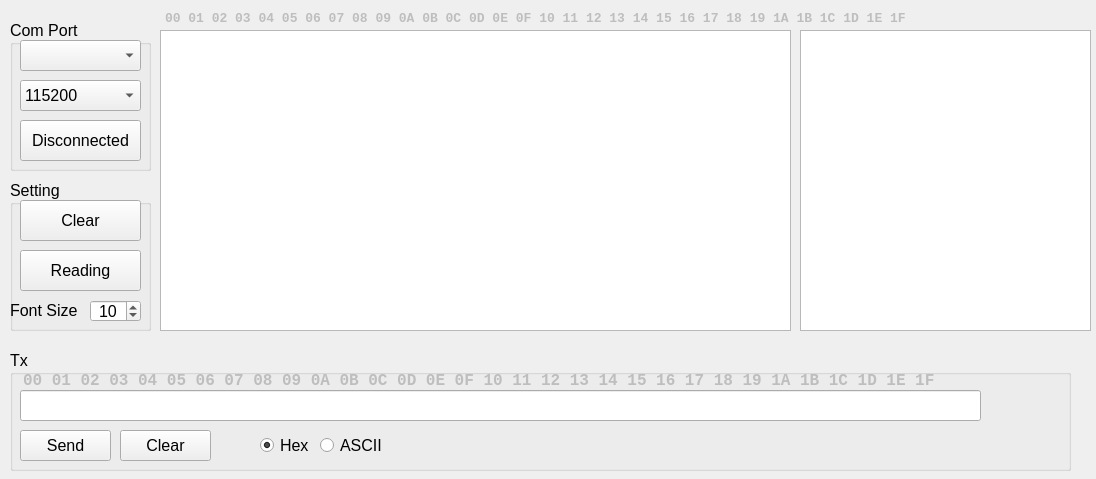
The window that comport.ui (maticchiu/ComPort) describes before a commit, drawn with Qt 5.
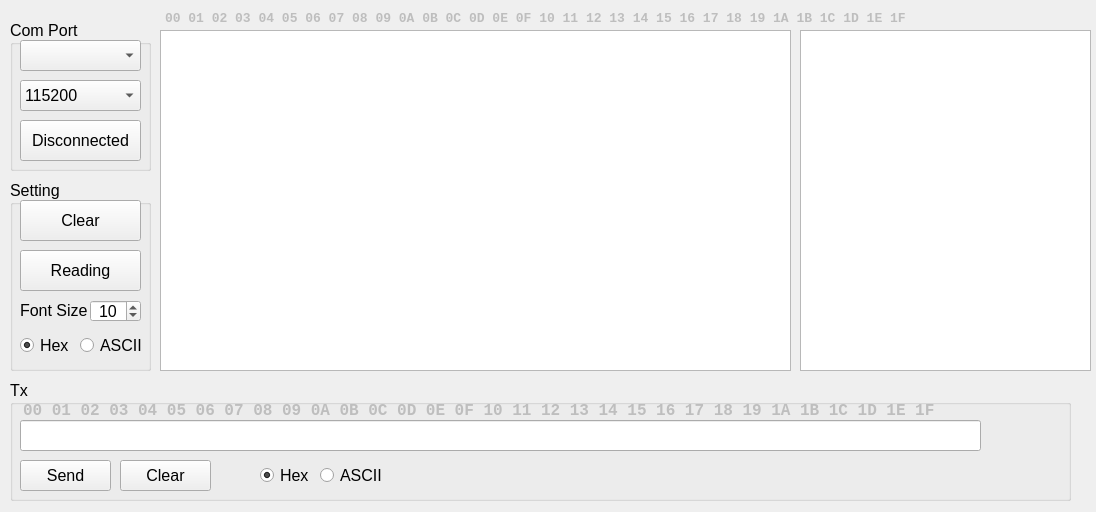
The same window after the commit.

Commit message: comport.ui & comport_main.py & comport_ui.py  - add radio button radioButton_Text_Hex & radioButton_Text_Ascii to exchange TextEdit type

```diff
--- a/comport.ui
+++ b/comport.ui
@@ -7,7 +7,7 @@
     <x>0</x>
     <y>0</y>
     <width>1096</width>
-    <height>479</height>
+    <height>512</height>
    </rect>
   </property>
   <property name="sizePolicy">
@@ -19,7 +19,7 @@
   <property name="minimumSize">
    <size>
     <width>350</width>
-    <height>460</height>
+    <height>512</height>
    </size>
   </property>
   <property name="font">
@@ -119,7 +119,7 @@
      <x>160</x>
      <y>30</y>
      <width>631</width>
-     <height>301</height>
+     <height>341</height>
     </rect>
    </property>
    <property name="sizePolicy">
@@ -152,7 +152,7 @@
      <x>800</x>
      <y>30</y>
      <width>291</width>
-     <height>301</height>
+     <height>341</height>
     </rect>
    </property>
    <property name="font">
@@ -176,7 +176,7 @@
      <x>10</x>
      <y>180</y>
      <width>141</width>
-     <height>151</height>
+     <height>191</height>
     </rect>
    </property>
    <property name="minimumSize">
@@ -229,7 +229,7 @@
    <widget class="QLabel" name="label">
     <property name="geometry">
      <rect>
-      <x>0</x>
+      <x>10</x>
       <y>120</y>
       <width>71</width>
       <height>21</height>
@@ -258,6 +258,35 @@
      <number>10</number>
     </property>
    </widget>
+   <widget class="QRadioButton" name="radioButton_Text_Hex">
+    <property name="geometry">
+     <rect>
+      <x>10</x>
+      <y>150</y>
+      <width>61</width>
+      <height>31</height>
+     </rect>
+    </property>
+    <property name="text">
+     <string>Hex</string>
+    </property>
+    <property name="checked">
+     <bool>true</bool>
+    </property>
+   </widget>
+   <widget class="QRadioButton" name="radioButton_Text_Ascii">
+    <property name="geometry">
+     <rect>
+      <x>70</x>
+      <y>150</y>
+      <width>75</width>
+      <height>31</height>
+     </rect>
+    </property>
+    <property name="text">
+     <string>ASCII</string>
+    </property>
+   </widget>
   </widget>
   <widget class="QGroupBox" name="groupBox_Tx">
    <property name="enabled">
@@ -266,7 +295,7 @@
    <property name="geometry">
     <rect>
      <x>10</x>
-     <y>350</y>
+     <y>380</y>
      <width>1061</width>
      <height>121</height>
     </rect>
```
The commit also changes 3 other files.
